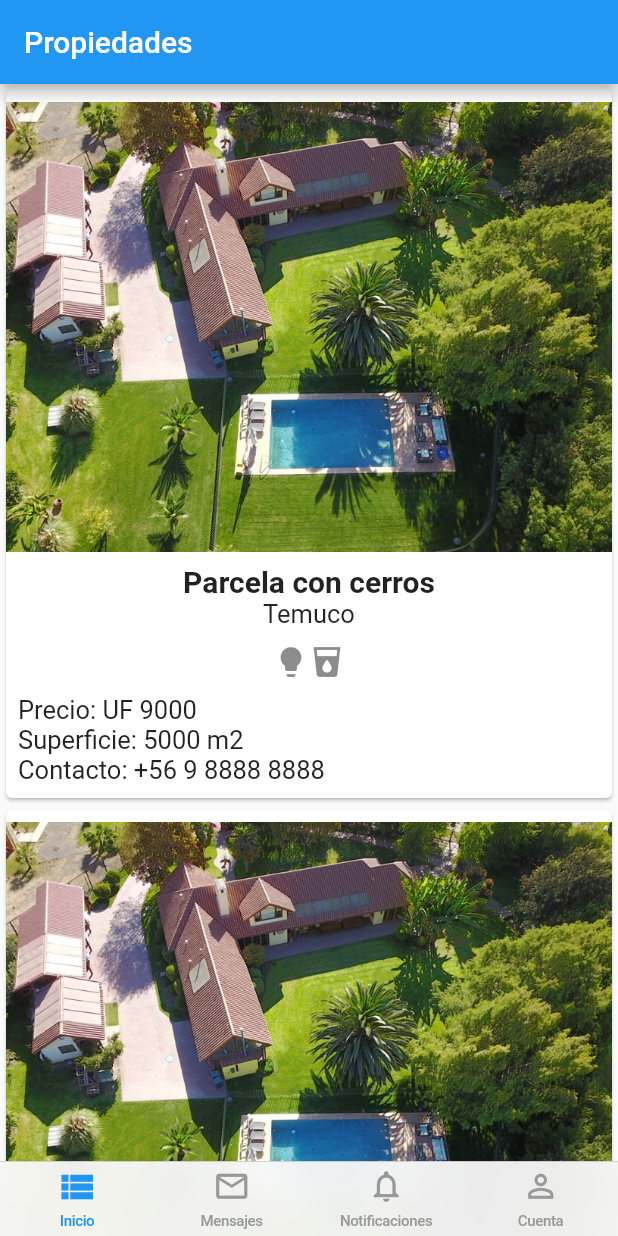
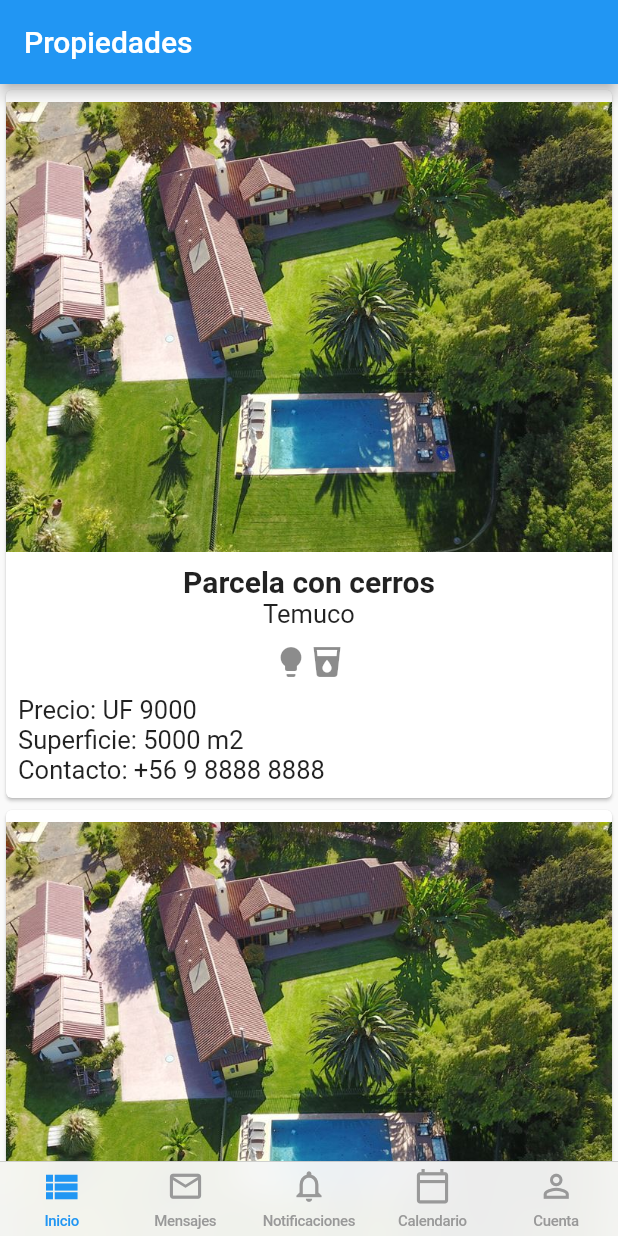
Before and after one commit to pgarnham/AlphaMobile, a Flutter app: the screen it shows after launch, on a phone screen of 412 x 824 dp. Run offline on Flutter 3.47's test engine with Material 2 defaults, Android fonts, the phone set to English and light mode, and no system bars; our stand-ins replace carousel_slider, table_calendar.

Commit message:
Fix navbar and Add calendar page

```diff
--- a/lib/navbar.dart
+++ b/lib/navbar.dart
@@ -1,4 +1,5 @@
 import 'package:alpha_mobile/account.dart';
+import 'package:alpha_mobile/calendar.dart';
 import 'package:alpha_mobile/home.dart';
 import 'package:alpha_mobile/login.dart';
 import 'package:alpha_mobile/messages.dart';
@@ -14,16 +15,28 @@ class NavBar extends StatefulWidget {
 class _NavBarState extends State<NavBar> {
   int _currIndex = 0;
 
+  final GlobalKey<NavigatorState> firstKey = GlobalKey<NavigatorState>();
+  final GlobalKey<NavigatorState> secondKey = GlobalKey<NavigatorState>();
+  final GlobalKey<NavigatorState> thirdKey = GlobalKey<NavigatorState>();
+  final GlobalKey<NavigatorState> fourthKey = GlobalKey<NavigatorState>();
+  final GlobalKey<NavigatorState> fifthKey = GlobalKey<NavigatorState>();
+
   final tabs = [
     PropertiesPage(),
     MessagesPage(),
     NotificationsPage(),
+    CalendarPage(),
     LoginPage()
   ];
 
   @override
   Widget build(BuildContext context) {
-    return CupertinoTabScaffold(
+    final tabKeys = [firstKey, secondKey, thirdKey, fourthKey, fifthKey];
+    return WillPopScope(
+      onWillPop: () async {
+        return !await tabKeys[_currIndex].currentState.maybePop();
+      },
+      child: CupertinoTabScaffold(
         tabBar: CupertinoTabBar(
           activeColor: Colors.blue,
           onTap: (index) {
@@ -49,6 +62,11 @@ class _NavBarState extends State<NavBar> {
               label: 'Notificaciones',
             ),
             BottomNavigationBarItem(
+              icon: Icon(Icons.calendar_today_outlined, size: 25),
+              activeIcon: Icon(Icons.calendar_today, size: 28),
+              label: 'Calendario',
+            ),
+            BottomNavigationBarItem(
               icon: Icon(Icons.person_outline, size: 25),
               activeIcon: Icon(Icons.person, size: 28),
               label: 'Cuenta',
@@ -57,11 +75,13 @@ class _NavBarState extends State<NavBar> {
         ),
         tabBuilder: (context, index) {
           return CupertinoTabView(
+            navigatorKey: tabKeys[index],
             builder: (context) {
-            return CupertinoPageScaffold(child: tabs[_currIndex]);
+              return CupertinoPageScaffold(child: tabs[index]);
             },
           );
         },
+      ),
     );
   }
 }
--- a/pubspec.yaml
+++ b/pubspec.yaml
@@ -25,6 +25,7 @@ dependencies:
     sdk: flutter
   cupertino_icons: ^1.0.2
   carousel_slider: ^3.0.0
+  table_calendar: ^3.0.0
 
 dev_dependencies:
   flutter_test:
```
Also changed, not shown: lib/calendar.dart (added, +62 -0 lines), pubspec.lock. Lines whose indentation alone changed are shown as unchanged.
